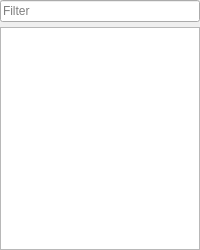
The window that Programs/QuickEd/UI/PackageWidget.ui (xaoctech/dava.engine) describes before a commit, drawn with Qt 5.
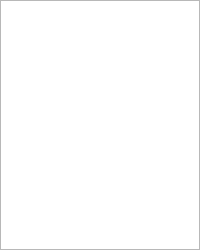
The same window after the commit. Custom widgets are drawn as their Qt base class.

Commit message: [DF-15000] filter string removed

What changed in the file:
```diff
--- a/Programs/QuickEd/UI/PackageWidget.ui
+++ b/Programs/QuickEd/UI/PackageWidget.ui
@@ -30,22 +30,6 @@
     <property name="bottomMargin">
      <number>0</number>
     </property>
-    <item>
-     <widget class="QLineEdit" name="filterLine">
-      <property name="minimumSize">
-       <size>
-        <width>0</width>
-        <height>0</height>
-       </size>
-      </property>
-      <property name="placeholderText">
-       <string>Filter</string>
-      </property>
-      <property name="clearButtonEnabled">
-       <bool>true</bool>
-      </property>
-     </widget>
-    </item>
     <item>
      <widget class="PackageTreeView" name="treeView">
       <property name="contextMenuPolicy">
```
The commit also changes 5 other files.
